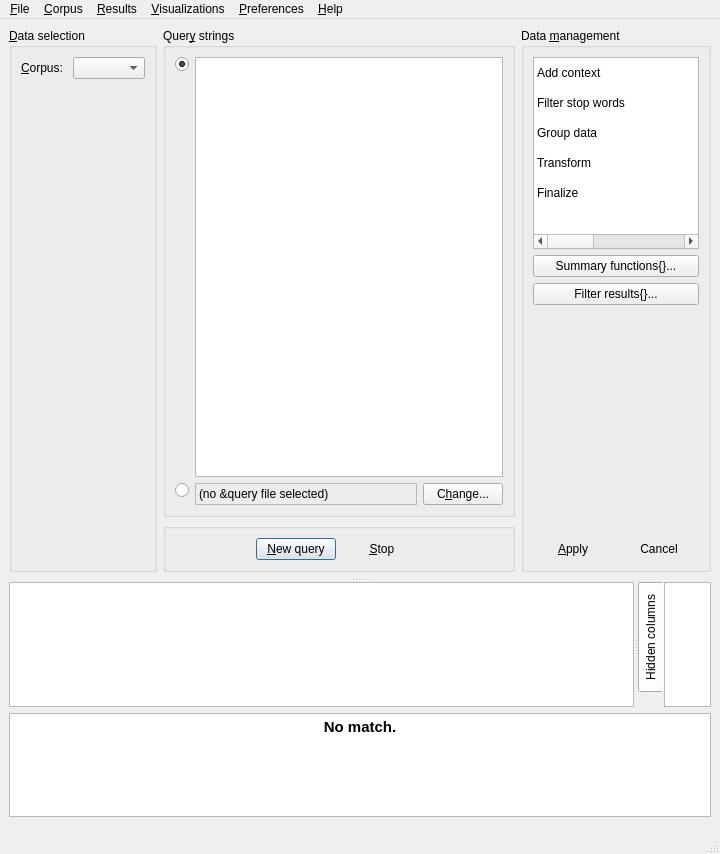
gkunter/coquery, file coquery/gui/ui/coquery.ui: the form before one commit.
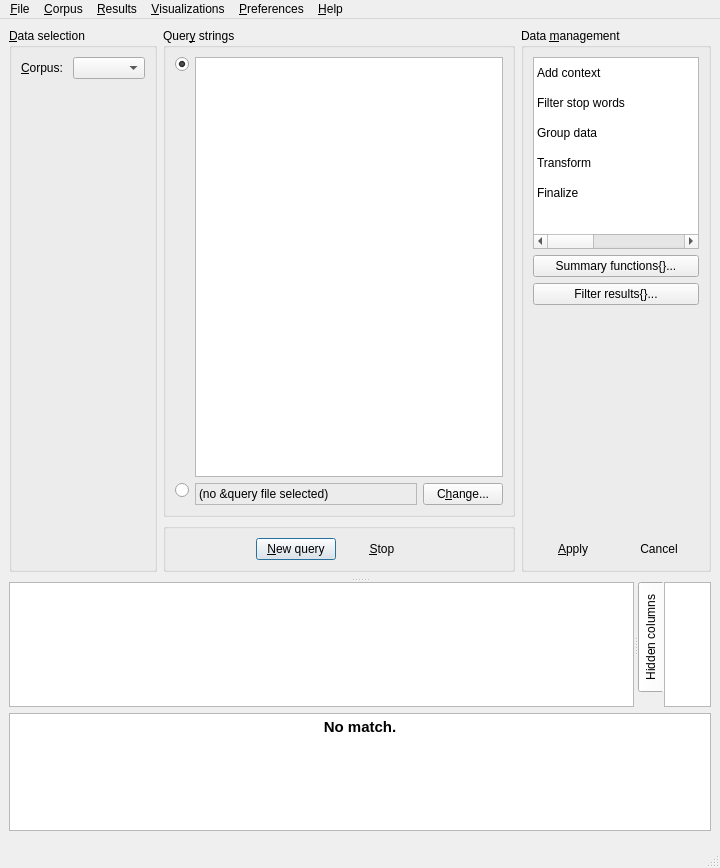
The form after the commit. Icons and pictures are not drawn. Custom widgets are drawn as their Qt base class.

Commit message: Add menu entry for visualization designer

The edit to the form file:
```diff
--- a/coquery/gui/ui/coquery.ui
+++ b/coquery/gui/ui/coquery.ui
@@ -7,7 +7,7 @@
     <x>0</x>
     <y>0</y>
     <width>720</width>
-    <height>854</height>
+    <height>868</height>
    </rect>
   </property>
   <property name="windowTitle">
```
Left out of the diff: 10 changed lines with no effect on the pictures. The commit also changes 1 other file.
